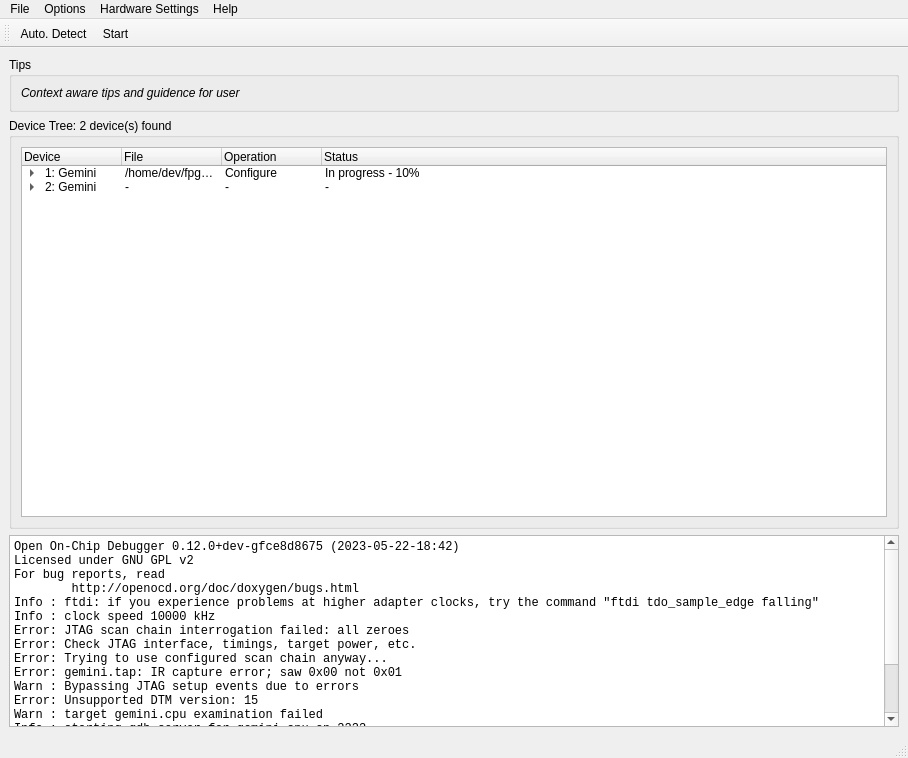
os-fpga/FOEDAG, file src/ProgrammerGui/ProgrammerMain.ui: the form before one commit.
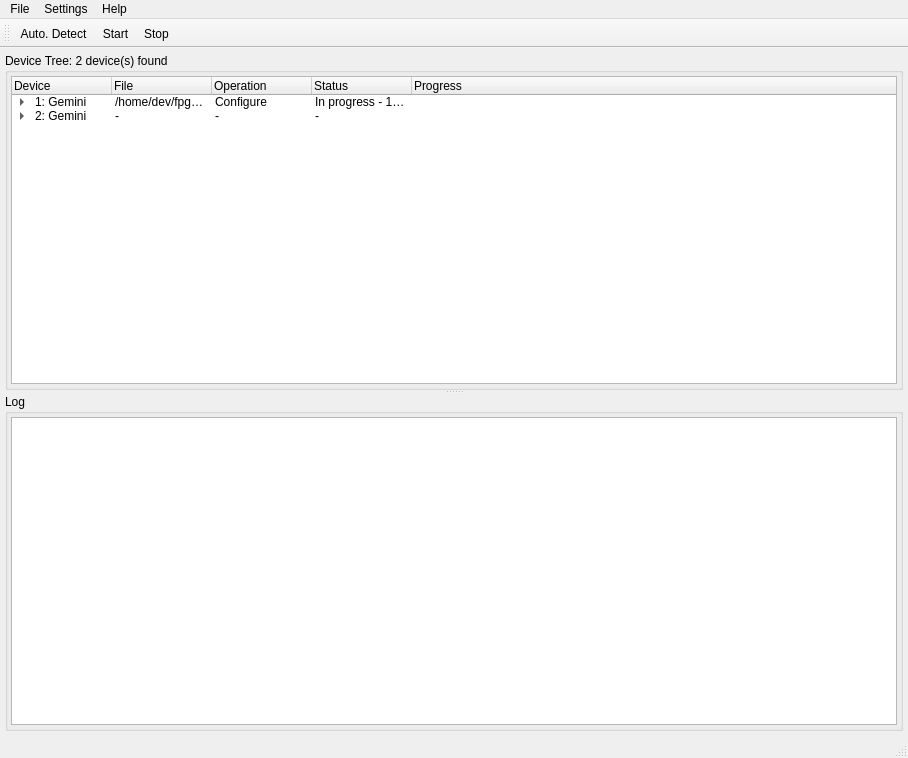
The form after the commit. Icons and pictures are not drawn.

```diff
--- a/src/ProgrammerGui/ProgrammerMain.ui
+++ b/src/ProgrammerGui/ProgrammerMain.ui
@@ -15,73 +15,52 @@
   </property>
   <widget class="QWidget" name="centralwidget">
    <layout class="QGridLayout" name="gridLayout">
-    <item row="0" column="0">
-     <widget class="QGroupBox" name="groupBox">
-      <property name="sizePolicy">
-       <sizepolicy hsizetype="Preferred" vsizetype="Maximum">
-        <horstretch>0</horstretch>
-        <verstretch>0</verstretch>
-       </sizepolicy>
-      </property>
-      <property name="title">
-       <string>Tips</string>
-      </property>
-      <layout class="QGridLayout" name="gridLayout_2">
-       <item row="0" column="0">
-        <widget class="QLabel" name="label">
-         <property name="font">
-          <font>
-           <italic>true</italic>
-          </font>
-         </property>
-         <property name="text">
-          <string>Context aware tips and guidence for user</string>
-         </property>
-        </widget>
-       </item>
-      </layout>
-     </widget>
-    </item>
-    <item row="3" column="0">
-     <widget class="QPlainTextEdit" name="plainTextEdit">
+    <property name="leftMargin">
+     <number>5</number>
+    </property>
+    <property name="topMargin">
+     <number>5</number>
+    </property>
+    <property name="rightMargin">
+     <number>5</number>
+    </property>
+    <property name="bottomMargin">
+     <number>5</number>
+    </property>
+    <property name="spacing">
+     <number>5</number>
+    </property>
+    <item row="0" column="0">
+     <widget class="QSplitter" name="splitter">
       <property name="sizePolicy">
-       <sizepolicy hsizetype="Preferred" vsizetype="Preferred">
+       <sizepolicy hsizetype="Expanding" vsizetype="Expanding">
         <horstretch>0</horstretch>
         <verstretch>0</verstretch>
        </sizepolicy>
       </property>
-      <property name="font">
-       <font>
-        <family>Courier New</family>
-       </font>
+      <property name="orientation">
+       <enum>Qt::Vertical</enum>
       </property>
-      <property name="plainText">
-       <string>Open On-Chip Debugger 0.12.0+dev-gfce8d8675 (2023-05-22-18:42)
-Licensed under GNU GPL v2
-For bug reports, read
-        http://openocd.org/doc/doxygen/bugs.html
-Info : ftdi: if you experience problems at higher adapter clocks, try the command &quot;ftdi tdo_sample_edge falling&quot;
-Info : clock speed 10000 kHz
-Error: JTAG scan chain interrogation failed: all zeroes
-Error: Check JTAG interface, timings, target power, etc.
-Error: Trying to use configured scan chain anyway...
-Error: gemini.tap: IR capture error; saw 0x00 not 0x01
-Warn : Bypassing JTAG setup events due to errors
-Error: Unsupported DTM version: 15
-Warn : target gemini.cpu examination failed
-Info : starting gdb server for gemini.cpu on 3333
-Info : Listening on port 3333 for gdb connections
-Info : Listening on port 6666 for tcl connections
-Info : Listening on port 4444 for telnet connections</string>
-      </property>
-     </widget>
-    </item>
-    <item row="1" column="0">
      <widget class="QGroupBox" name="groupBox_2">
       <property name="title">
        <string>Device Tree: 2 device(s) found</string>
       </property>
       <layout class="QGridLayout" name="gridLayout_3">
+        <property name="leftMargin">
+         <number>3</number>
+        </property>
+        <property name="topMargin">
+         <number>3</number>
+        </property>
+        <property name="rightMargin">
+         <number>3</number>
+        </property>
+        <property name="bottomMargin">
+         <number>3</number>
+        </property>
+        <property name="spacing">
+         <number>3</number>
+        </property>
        <item row="0" column="0">
         <widget class="QTreeWidget" name="treeWidget">
          <attribute name="headerHighlightSections">
@@ -110,6 +89,11 @@
            <string>Status</string>
           </property>
          </column>
+          <column>
+           <property name="text">
+            <string>Progress</string>
+           </property>
+          </column>
          <item>
           <property name="text">
            <string>1: Gemini</string>
@@ -186,6 +170,56 @@
        </item>
       </layout>
      </widget>
+      <widget class="QGroupBox" name="groupBox">
+       <property name="sizePolicy">
+        <sizepolicy hsizetype="Preferred" vsizetype="Maximum">
+         <horstretch>0</horstretch>
+         <verstretch>0</verstretch>
+        </sizepolicy>
+       </property>
+       <property name="title">
+        <string>Log</string>
+       </property>
+       <layout class="QGridLayout" name="gridLayout_2">
+        <property name="leftMargin">
+         <number>3</number>
+        </property>
+        <property name="topMargin">
+         <number>3</number>
+        </property>
+        <property name="rightMargin">
+         <number>3</number>
+        </property>
+        <property name="bottomMargin">
+         <number>3</number>
+        </property>
+        <property name="spacing">
+         <number>3</number>
+        </property>
+        <item row="0" column="0">
+         <widget class="QPlainTextEdit" name="plainTextEdit">
+          <property name="sizePolicy">
+           <sizepolicy hsizetype="Preferred" vsizetype="Preferred">
+            <horstretch>0</horstretch>
+            <verstretch>0</verstretch>
+           </sizepolicy>
+          </property>
+          <property name="font">
+           <font>
+            <family>Courier New</family>
+           </font>
+          </property>
+          <property name="readOnly">
+           <bool>true</bool>
+          </property>
+          <property name="plainText">
+           <string/>
+          </property>
+         </widget>
+        </item>
+       </layout>
+      </widget>
+     </widget>
     </item>
    </layout>
   </widget>
@@ -215,17 +249,11 @@
    </widget>
    <widget class="QMenu" name="menuOptions">
     <property name="title">
-     <string>Options</string>
-    </property>
-   </widget>
-   <widget class="QMenu" name="menuHardware_Settins">
-    <property name="title">
-     <string>Hardware Settings</string>
+     <string>Settings</string>
     </property>
    </widget>
    <addaction name="menuFile"/>
    <addaction name="menuOptions"/>
-   <addaction name="menuHardware_Settins"/>
    <addaction name="menuHelp"/>
   </widget>
   <widget class="QStatusBar" name="statusbar"/>
@@ -244,6 +272,7 @@
    </attribute>
    <addaction name="actionDetect"/>
    <addaction name="actionStart"/>
+   <addaction name="actionStop"/>
   </widget>
   <action name="actionDetect">
    <property name="icon">
@@ -338,6 +367,14 @@
     <string>User Guide</string>
    </property>
   </action>
+  <action name="actionStop">
+   <property name="text">
+    <string>Stop</string>
+   </property>
+   <property name="toolTip">
+    <string>Stop programming</string>
+   </property>
+  </action>
  </widget>
  <resources/>
  <connections/>
```
Left out of the diff: 6 changed lines with no effect on the pictures. Lines whose indentation alone changed are shown as unchanged.
